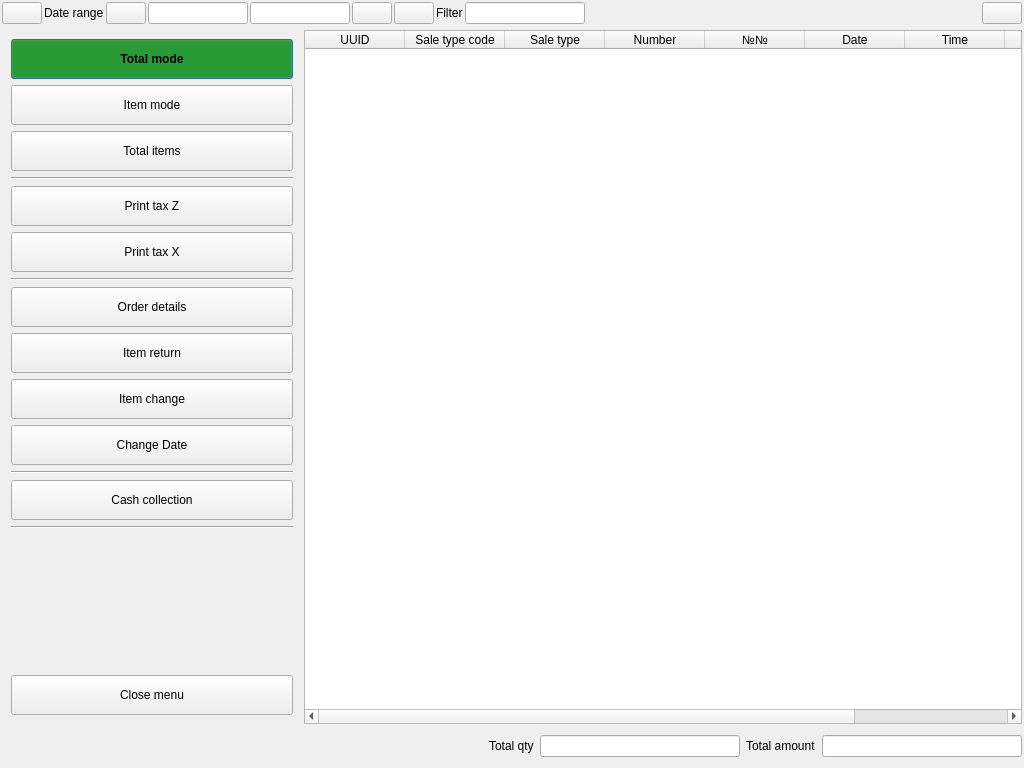
This is Shop/sales.ui in End1-1/Cafe5 as Qt 5 draws it before an edit. The edited form follows.
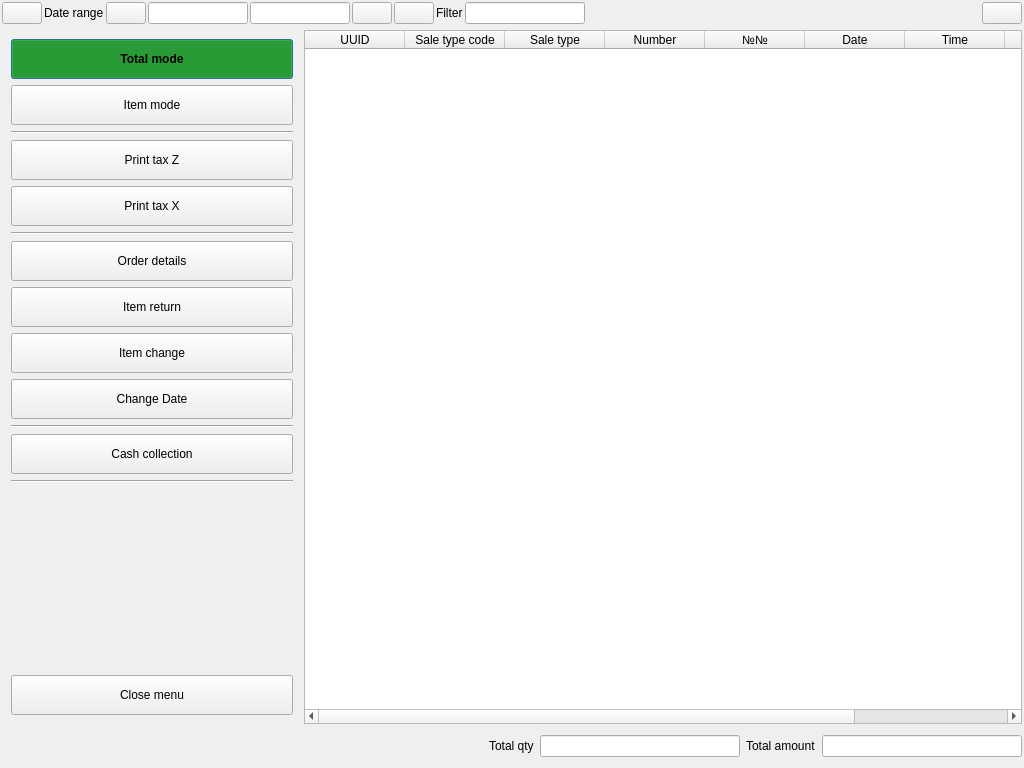
This is the edited form. Icons and pictures are not drawn. Custom widgets are drawn as their Qt base class.

```diff
--- a/Shop/sales.ui
+++ b/Shop/sales.ui
@@ -345,35 +345,6 @@
           </property>
          </widget>
         </item>
-        <item>
-         <widget class="QPushButton" name="btnTotalByItems">
-          <property name="minimumSize">
-           <size>
-            <width>0</width>
-            <height>40</height>
-           </size>
-          </property>
-          <property name="styleSheet">
-           <string notr="true">                QPushButton:checked{
-                    background-color: rgb(0, 150, 0);
-					font-weight:bold;
-                }</string>
-          </property>
-          <property name="text">
-           <string>Total items</string>
-          </property>
-          <property name="icon">
-           <iconset resource="../resources/res.qrc">
-            <normaloff>:/print.png</normaloff>:/print.png</iconset>
-          </property>
-          <property name="checkable">
-           <bool>true</bool>
-          </property>
-          <property name="checked">
-           <bool>false</bool>
-          </property>
-         </widget>
-        </item>
         <item>
          <widget class="Line" name="line">
           <property name="orientation">
```
Left out of the diff: 4 changed lines with no effect on the pictures.
